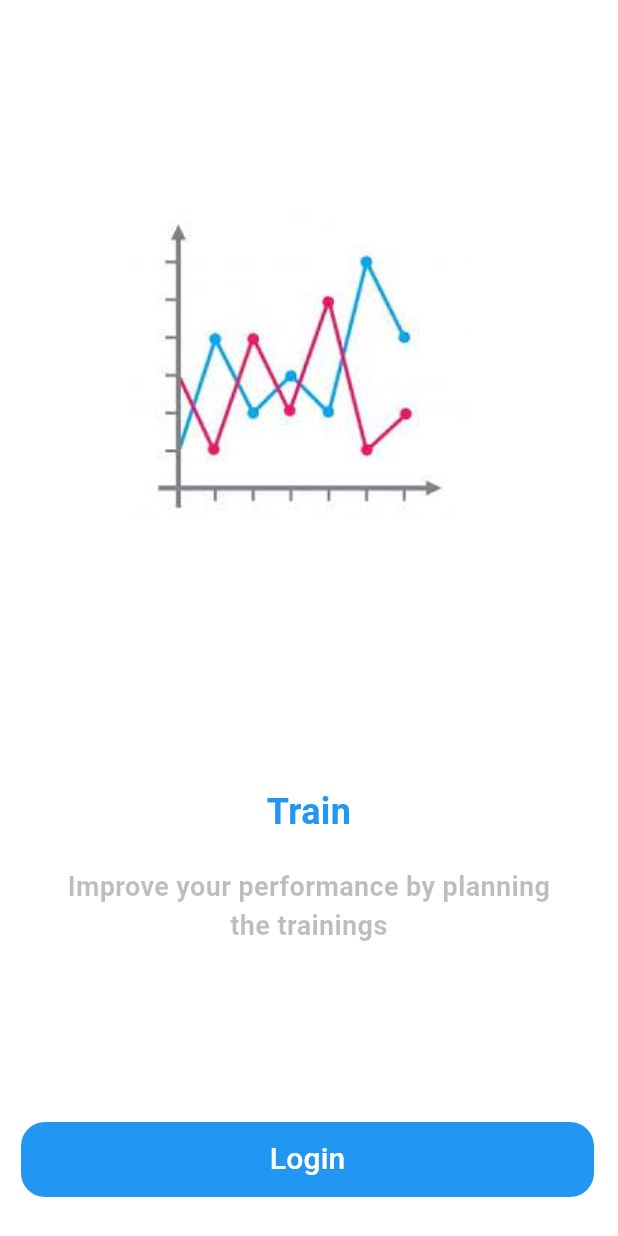
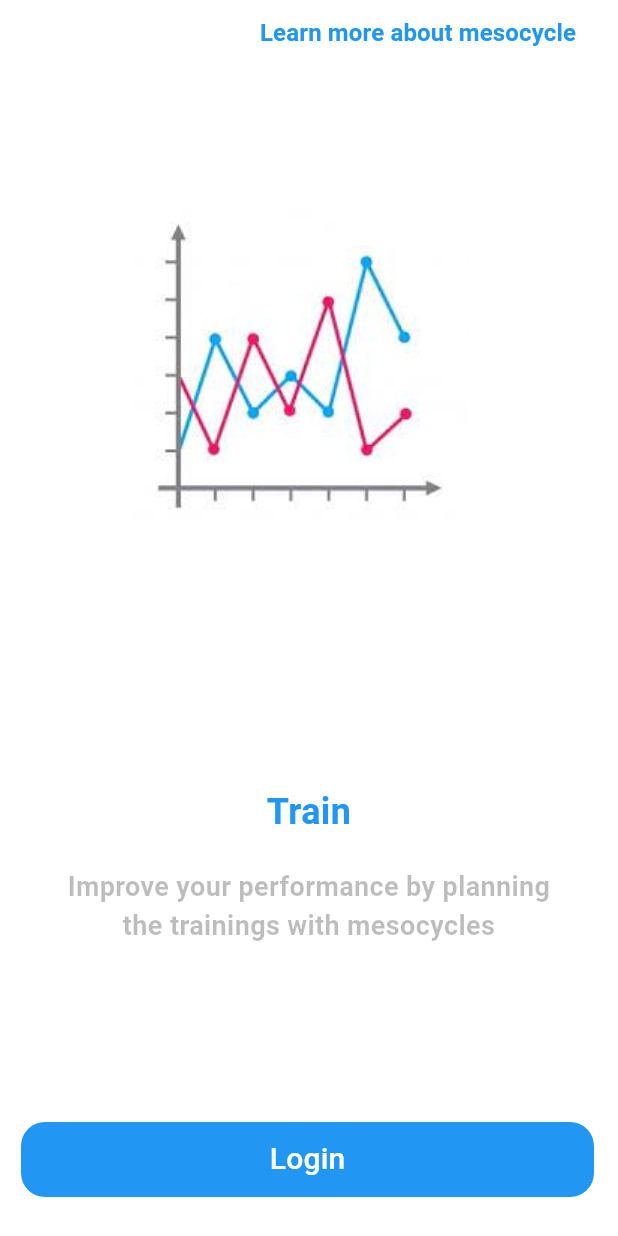
Before and after one commit to alessandrocasarin/simfit, a Flutter app: the screen it shows after launch, swiped to page 3, on a phone screen of 412 x 824 dp. Run offline on Flutter 3.47's test engine with Material 3 defaults, Android fonts, the phone set to English and light mode, and no system bars; drawn by our look-alikes of flutter_onboarding_slider; our stand-ins replace fl_chart, flutter_login, jwt_decoder, material_design_icons_flutter, shared_preferences; missing offline and left inert: profile_photo.

Commit message:
8lug_2nd_commit

```diff
--- a/lib/screens/onboarding.dart
+++ b/lib/screens/onboarding.dart
@@ -1,6 +1,7 @@
 import 'package:flutter/material.dart';
 import 'package:flutter_onboarding_slider/flutter_onboarding_slider.dart';
 import 'package:simfit/screens/login.dart';
+import 'package:simfit/screens/info.dart';
 
 class OnBoarding extends StatelessWidget {
   const OnBoarding({Key? key}) : super(key: key); // ({super.key});
@@ -23,8 +24,8 @@ class OnBoarding extends StatelessWidget {
           fontWeight: FontWeight.w600,
         ),
       ),
-      /*trailing: Text(
-        'Login',
+      trailing: Text(
+        'Learn more about mesocycle',
         style: TextStyle(
           fontSize: 16,
           color:  Colors.blue,
@@ -32,8 +33,8 @@ class OnBoarding extends StatelessWidget {
         ),
       ),
       trailingFunction: () {
-        Navigator.of(context).pushReplacement(MaterialPageRoute(builder: ((context) => const Login())));
-      },*/
+        Navigator.of(context).push(MaterialPageRoute(builder: ((context) => const Info())));
+      },
       controllerColor:  Colors.blue,
       totalPage: 3,
       headerBackgroundColor: Colors.white,
@@ -149,7 +150,7 @@ class OnBoarding extends StatelessWidget {
                 height: 20,
               ),
               const Text(
-                'Improve your performance by planning the trainings',
+                'Improve your performance by planning the trainings with mesocycles',
                 textAlign: TextAlign.center,
                 style: TextStyle(
                   color: Colors.black26,
```
